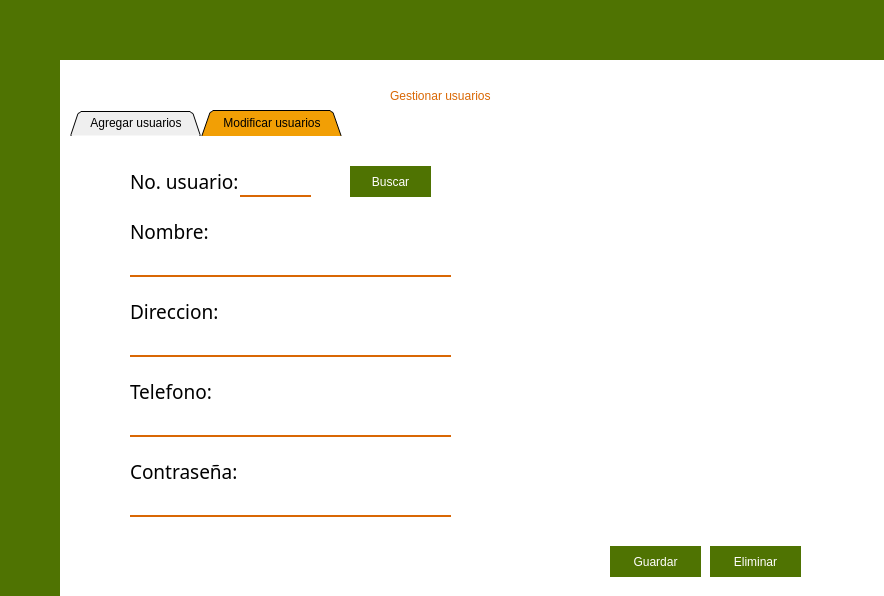
Above: gerente.ui from FernandoHS-0/Sabware before the change. Below: the same form after it.
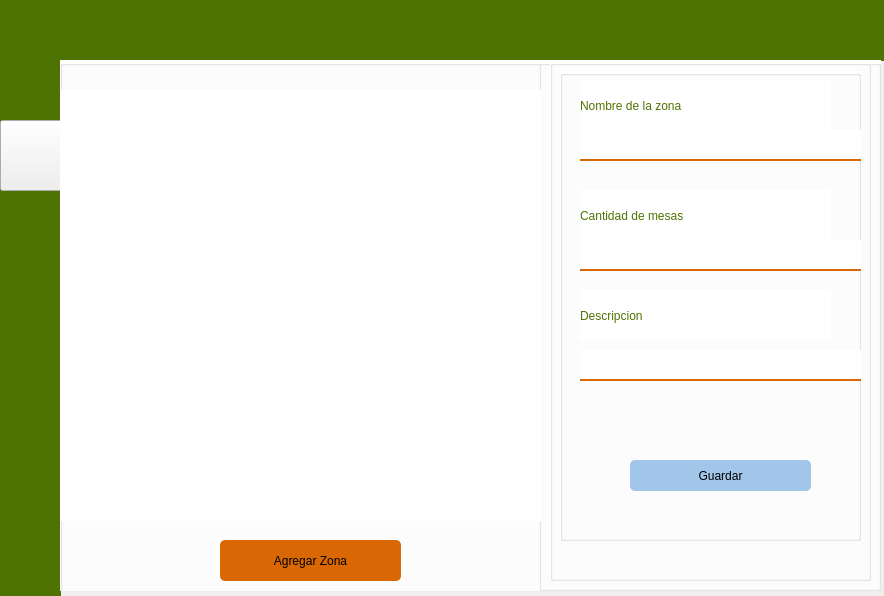
That is the form after the change. The open tabs and pages were chosen to show the change. Icons and pictures are not drawn.

Commit message: Se agrego lo correspondiente a configurar zona con sus elementos de diseño que se cree conveniente, agradeciendo su atencion me retiro a hacer lo de tecnologias.

Patch:
```diff
--- a/gerente.ui
+++ b/gerente.ui
@@ -74,6 +74,36 @@
      <string/>
     </property>
    </widget>
+   <widget class="QPushButton" name="btnGestionUsr_2">
+    <property name="geometry">
+     <rect>
+      <x>0</x>
+      <y>120</y>
+      <width>71</width>
+      <height>71</height>
+     </rect>
+    </property>
+    <property name="styleSheet">
+     <string notr="true">#btnGestionUsr{
+	background: none;
+	border: none;
+	image: url(:/imagenes/img/gestionUsuarios.png);
+}</string>
+    </property>
+    <property name="text">
+     <string/>
+    </property>
+    <property name="icon">
+     <iconset>
+      <normaloff>../../../../Downloads/ajustes.png</normaloff>../../../../Downloads/ajustes.png</iconset>
+    </property>
+    <property name="iconSize">
+     <size>
+      <width>70</width>
+      <height>70</height>
+     </size>
+    </property>
+   </widget>
   </widget>
   <widget class="QWidget" name="menuH" native="true">
    <property name="geometry">
@@ -118,8 +148,19 @@
     </rect>
    </property>
    <property name="styleSheet">
-    <string notr="true">#TabGestion{
+    <string notr="true">#zona{
 	background-color: white;
+}
+
+QLineEdit{
+	border-right: 2px solid #D96704;
+	border-bottom: 2px solid #D96704;
+	font: 12pt &quot;HelvLight&quot;;
+}
+
+QLineEdit:Hover{
+	border-right: 2px solid #F29F05;
+	border-bottom: 2px solid #F29F05;
 }</string>
    </property>
    <widget class="QWidget" name="TabGestion">
@@ -856,7 +897,540 @@
      </widget>
     </widget>
    </widget>
-   <widget class="QWidget" name="page_2"/>
+   <widget class="QWidget" name="zonas">
+    <widget class="QGroupBox" name="contenedor">
+     <property name="geometry">
+      <rect>
+       <x>0</x>
+       <y>0</y>
+       <width>821</width>
+       <height>531</height>
+      </rect>
+     </property>
+     <property name="styleSheet">
+      <string notr="true">
+	background-color: white;
+</string>
+     </property>
+     <property name="title">
+      <string/>
+     </property>
+     <widget class="QGroupBox" name="groupBox">
+      <property name="geometry">
+       <rect>
+        <x>0</x>
+        <y>0</y>
+        <width>481</width>
+        <height>541</height>
+       </rect>
+      </property>
+      <property name="title">
+       <string/>
+      </property>
+      <widget class="QPushButton" name="agregarZona">
+       <property name="geometry">
+        <rect>
+         <x>160</x>
+         <y>480</y>
+         <width>181</width>
+         <height>41</height>
+        </rect>
+       </property>
+       <property name="styleSheet">
+        <string notr="true">#agregarZona{
+	background-color: #D96704;
+	border: none;
+	font: 16pt &quot;HelvLight&quot;;
+	color: black;
+	border-radius: 5px;
+
+
+}
+
+#agregarZona:Hover{
+	background-color: #A9BF04;
+}</string>
+       </property>
+       <property name="text">
+        <string>Agregar Zona</string>
+       </property>
+       <property name="icon">
+        <iconset>
+         <normaloff>../../../../Downloads/agregar-seleccion.png</normaloff>../../../../Downloads/agregar-seleccion.png</iconset>
+       </property>
+       <property name="iconSize">
+        <size>
+         <width>32</width>
+         <height>32</height>
+        </size>
+       </property>
+      </widget>
+      <widget class="QWidget" name="gridLayoutWidget_2">
+       <property name="geometry">
+        <rect>
+         <x>0</x>
+         <y>30</y>
+         <width>481</width>
+         <height>431</height>
+        </rect>
+       </property>
+       <layout class="QGridLayout" name="zonasCont"/>
+      </widget>
+     </widget>
+     <widget class="QGroupBox" name="contenedorPopup">
+      <property name="geometry">
+       <rect>
+        <x>490</x>
+        <y>0</y>
+        <width>321</width>
+        <height>521</height>
+       </rect>
+      </property>
+      <property name="title">
+       <string/>
+      </property>
+      <widget class="QPushButton" name="modificarZona">
+       <property name="geometry">
+        <rect>
+         <x>60</x>
+         <y>300</y>
+         <width>181</width>
+         <height>31</height>
+        </rect>
+       </property>
+       <property name="styleSheet">
+        <string notr="true">#modificarZona{
+	background-color: #AEAEAE;
+	border: inset;
+border-radius: 5px;
+
+
+	font: 16pt &quot;HelvLight&quot;;
+}
+
+#modificarZona:Hover{
+	background-color: #A9BF04;
+}</string>
+       </property>
+       <property name="text">
+        <string>Modificar Zona</string>
+       </property>
+       <property name="icon">
+        <iconset>
+         <normaloff>../../../../Downloads/editar.png</normaloff>../../../../Downloads/editar.png</iconset>
+       </property>
+       <property name="iconSize">
+        <size>
+         <width>24</width>
+         <height>24</height>
+        </size>
+       </property>
+      </widget>
+      <widget class="QPushButton" name="eliminarZona">
+       <property name="geometry">
+        <rect>
+         <x>60</x>
+         <y>350</y>
+         <width>181</width>
+         <height>31</height>
+        </rect>
+       </property>
+       <property name="styleSheet">
+        <string notr="true">#eliminarZona{
+	background-color: #ec5853;
+	border: none;
+	font: 16pt &quot;HelvLight&quot;;
+	color: black;
+	border-radius: 5px;
+
+
+}
+
+#eliminarZona:Hover{
+	background-color: #A9BF04;
+}</string>
+       </property>
+       <property name="text">
+        <string>EliminarZona</string>
+       </property>
+       <property name="icon">
+        <iconset>
+         <normaloff>../../../../Downloads/eliminar.png</normaloff>../../../../Downloads/eliminar.png</iconset>
+       </property>
+       <property name="iconSize">
+        <size>
+         <width>24</width>
+         <height>24</height>
+        </size>
+       </property>
+      </widget>
+      <widget class="QLabel" name="titulo1">
+       <property name="geometry">
+        <rect>
+         <x>20</x>
+         <y>30</y>
+         <width>251</width>
+         <height>51</height>
+        </rect>
+       </property>
+       <property name="styleSheet">
+        <string notr="true">font: 16pt &quot;HelvLight&quot;;
+color: #D96704;</string>
+       </property>
+       <property name="text">
+        <string>Nombre de la zona</string>
+       </property>
+      </widget>
+      <widget class="QLabel" name="titulo1_2">
+       <property name="geometry">
+        <rect>
+         <x>20</x>
+         <y>100</y>
+         <width>251</width>
+         <height>51</height>
+        </rect>
+       </property>
+       <property name="styleSheet">
+        <string notr="true">font: 16pt &quot;HelvLight&quot;;
+color: #D96704;</string>
+       </property>
+       <property name="text">
+        <string>Numero de mesas</string>
+       </property>
+      </widget>
+      <widget class="QLineEdit" name="nombreZona">
+       <property name="geometry">
+        <rect>
+         <x>30</x>
+         <y>80</y>
+         <width>113</width>
+         <height>20</height>
+        </rect>
+       </property>
+       <property name="styleSheet">
+        <string notr="true">#nombreZona{
+	background-color: #white;
+	border: none;
+	font: 16pt &quot;HelvLight&quot;;
+	color: black;
+}</string>
+       </property>
+       <property name="readOnly">
+        <bool>true</bool>
+       </property>
+      </widget>
+      <widget class="QLineEdit" name="noMesas">
+       <property name="geometry">
+        <rect>
+         <x>20</x>
+         <y>150</y>
+         <width>113</width>
+         <height>20</height>
+        </rect>
+       </property>
+       <property name="styleSheet">
+        <string notr="true">#noMesas{
+	background-color: #white;
+	border: none;
+	font: 16pt &quot;HelvLight&quot;;
+	color: black;
+	padding-bottom: 2px;
+}
+
+</string>
+       </property>
+       <property name="text">
+        <string/>
+       </property>
+       <property name="readOnly">
+        <bool>true</bool>
+       </property>
+      </widget>
+      <widget class="QLabel" name="label_14">
+       <property name="geometry">
+        <rect>
+         <x>50</x>
+         <y>230</y>
+         <width>47</width>
+         <height>13</height>
+        </rect>
+       </property>
+       <property name="text">
+        <string/>
+       </property>
+      </widget>
+      <widget class="QPushButton" name="btnGuardar">
+       <property name="geometry">
+        <rect>
+         <x>60</x>
+         <y>300</y>
+         <width>181</width>
+         <height>31</height>
+        </rect>
+       </property>
+       <property name="styleSheet">
+        <string notr="true">#btnGuardar{
+	background-color: #a1c6EA;
+	border: inset;
+border-radius: 5px;
+
+
+	font: 16pt &quot;HelvLight&quot;;
+}
+
+#btnGuardar:Hover{
+	background-color: #A9BF04;
+}</string>
+       </property>
+       <property name="text">
+        <string>Guardar</string>
+       </property>
+       <property name="icon">
+        <iconset>
+         <normaloff>../../../../Downloads/disquete.png</normaloff>../../../../Downloads/disquete.png</iconset>
+       </property>
+       <property name="iconSize">
+        <size>
+         <width>24</width>
+         <height>24</height>
+        </size>
+       </property>
+      </widget>
+      <widget class="QLabel" name="titulo1_6">
+       <property name="geometry">
+        <rect>
+         <x>20</x>
+         <y>170</y>
+         <width>251</width>
+         <height>51</height>
+        </rect>
+       </property>
+       <property name="styleSheet">
+        <string notr="true">font: 16pt &quot;HelvLight&quot;;
+color: #D96704;</string>
+       </property>
+       <property name="text">
+        <string>Numero de zona</string>
+       </property>
+      </widget>
+      <widget class="QLineEdit" name="numeroZona">
+       <property name="geometry">
+        <rect>
+         <x>30</x>
+         <y>230</y>
+         <width>113</width>
+         <height>20</height>
+        </rect>
+       </property>
+       <property name="styleSheet">
+        <string notr="true">#numeroZona{
+	background-color: #white;
+	border: none;
+	font: 16pt &quot;HelvLight&quot;;
+	color: black;
+	padding-bottom: 2px;
+}
+
+</string>
+       </property>
+       <property name="text">
+        <string/>
+       </property>
+       <property name="readOnly">
+        <bool>true</bool>
+       </property>
+      </widget>
+     </widget>
+     <widget class="QGroupBox" name="agre_Zona">
+      <property name="geometry">
+       <rect>
+        <x>500</x>
+        <y>10</y>
+        <width>301</width>
+        <height>471</height>
+       </rect>
+      </property>
+      <property name="styleSheet">
+       <string notr="true">QLineEdit{
+	border-right: 2px solid #D96704;
+	border-bottom: 2px solid #D96704;
+	font: 12pt &quot;HelvLight&quot;;
+}
+
+QLineEdit:Hover{
+	border-right: 2px solid #F29F05;
+	border-bottom: 2px solid #F29F05;
+}</string>
+      </property>
+      <property name="title">
+       <string/>
+      </property>
+      <widget class="QLineEdit" name="lnNombre">
+       <property name="geometry">
+        <rect>
+         <x>20</x>
+         <y>60</y>
+         <width>281</width>
+         <height>31</height>
+        </rect>
+       </property>
+       <property name="styleSheet">
+        <string notr="true">#lnNombre{
+	background-color: #white;
+	border: none;
+	font: 16pt &quot;HelvLight&quot;;
+	color: black;
+	border-bottom: 2px solid #D96704;
+}
+
+QLineEdit:Hover{
+	border-right: 2px solid #F29F05;
+	border-bottom: 2px solid #F29F05;
+
+}</string>
+       </property>
+      </widget>
+      <widget class="QLabel" name="titulo1_3">
+       <property name="geometry">
+        <rect>
+         <x>20</x>
+         <y>10</y>
+         <width>251</width>
+         <height>51</height>
+        </rect>
+       </property>
+       <property name="styleSheet">
+        <string notr="true">font: 16pt &quot;HelvLight&quot;;
+color: #4F7302;</string>
+       </property>
+       <property name="text">
+        <string>Nombre de la zona</string>
+       </property>
+      </widget>
+      <widget class="QLineEdit" name="lnCantidad">
+       <property name="geometry">
+        <rect>
+         <x>20</x>
+         <y>170</y>
+         <width>281</width>
+         <height>31</height>
+        </rect>
+       </property>
+       <property name="styleSheet">
+        <string notr="true">#lnCantidad{
+	background-color: #white;
+	border: none;
+	font: 16pt &quot;HelvLight&quot;;
+	color: black;
+	border-bottom: 2px solid #D96704;
+}
+
+lnCantidad:Hover{
+	border-right: 2px solid #F29F05;
+	border-bottom: 2px solid #F29F05;
+
+}</string>
+       </property>
+      </widget>
+      <widget class="QLabel" name="titulo1_4">
+       <property name="geometry">
+        <rect>
+         <x>20</x>
+         <y>120</y>
+         <width>251</width>
+         <height>51</height>
+        </rect>
+       </property>
+       <property name="styleSheet">
+        <string notr="true">font: 16pt &quot;HelvLight&quot;;
+color: #4F7302;</string>
+       </property>
+       <property name="text">
+        <string>Cantidad de mesas</string>
+       </property>
+      </widget>
+      <widget class="QLineEdit" name="lnDescripcion">
+       <property name="geometry">
+        <rect>
+         <x>20</x>
+         <y>280</y>
+         <width>281</width>
+         <height>31</height>
+        </rect>
+       </property>
+       <property name="styleSheet">
+        <string notr="true">#lnDescripcion{
+	background-color: #white;
+	border: none;
+	font: 16pt &quot;HelvLight&quot;;
+	color: black;
+	border-bottom: 2px solid #D96704;
+}
+
+lnDescripcion:Hover{
+	border-right: 2px solid #F29F05;
+	border-bottom: 2px solid #F29F05;
+
+}</string>
+       </property>
+      </widget>
+      <widget class="QLabel" name="titulo1_5">
+       <property name="geometry">
+        <rect>
+         <x>20</x>
+         <y>220</y>
+         <width>251</width>
+         <height>51</height>
+        </rect>
+       </property>
+       <property name="styleSheet">
+        <string notr="true">font: 16pt &quot;HelvLight&quot;;
+color: #4F7302;</string>
+       </property>
+       <property name="text">
+        <string>Descripcion</string>
+       </property>
+      </widget>
+      <widget class="QPushButton" name="btnGuardar_2">
+       <property name="geometry">
+        <rect>
+         <x>70</x>
+         <y>390</y>
+         <width>181</width>
+         <height>31</height>
+        </rect>
+       </property>
+       <property name="styleSheet">
+        <string notr="true">#btnGuardar_2{
+	background-color: #a1c6EA;
+	border: inset;
+border-radius: 5px;
+
+
+	font: 16pt &quot;HelvLight&quot;;
+}
+
+#btnGuardar_2:Hover{
+	background-color: #A9BF04;
+}</string>
+       </property>
+       <property name="text">
+        <string>Guardar</string>
+       </property>
+       <property name="icon">
+        <iconset>
+         <normaloff>../../../../Downloads/disquete.png</normaloff>../../../../Downloads/disquete.png</iconset>
+       </property>
+       <property name="iconSize">
+        <size>
+         <width>24</width>
+         <height>24</height>
+        </size>
+       </property>
+      </widget>
+     </widget>
+    </widget>
+   </widget>
   </widget>
  </widget>
  <resources>
```
Left out of the diff: 3 changed lines with no effect on the pictures. The commit also changes 2 other files.
